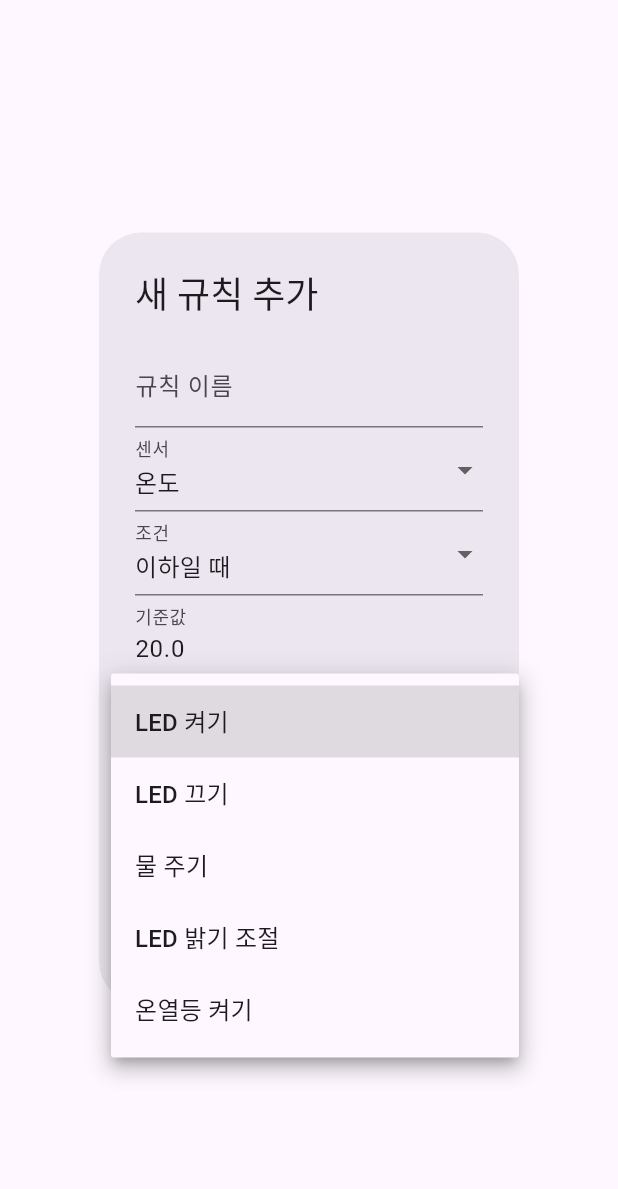
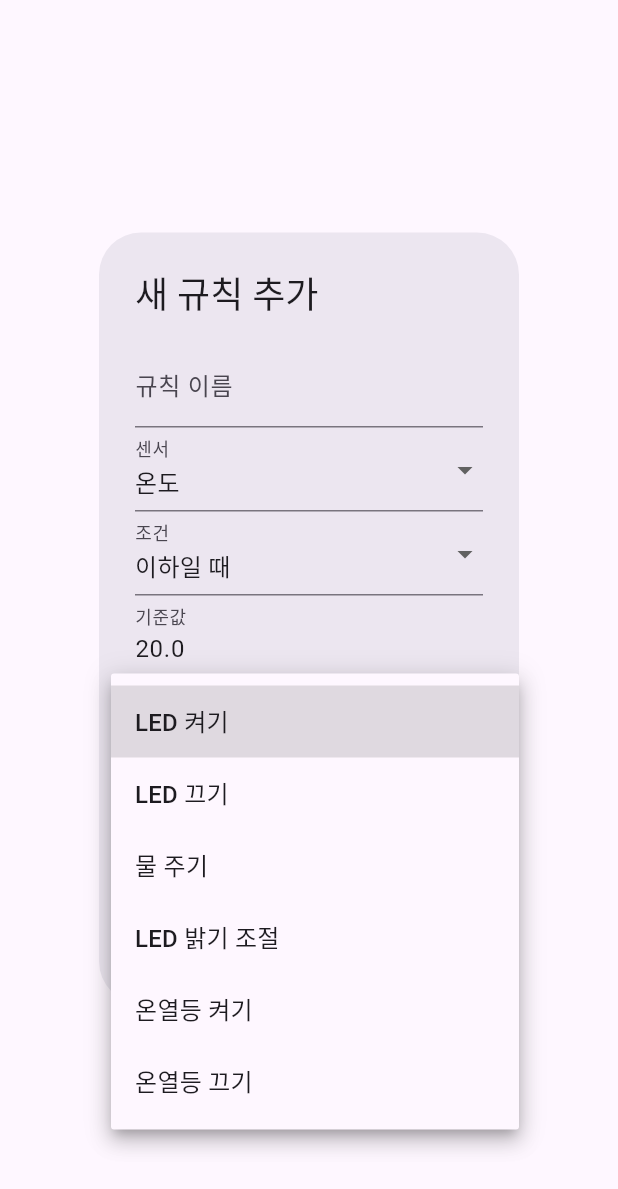
Before and after one commit to KONKUKMATTER/smart_plant_app, a Flutter app: the AutomationRuleDialog widget shown alone on an empty page, opened directly, after a tap on "LED 켜기", on a phone screen of 412 x 824 dp. Shown: the top 1189 px of the screen. Run offline on Flutter 3.47's test engine with Material 3 defaults, Android fonts, the phone set to English and light mode, and no system bars; our stand-ins replace firebase_core, firebase_database, fl_chart, flutter_dotenv, flutter_markdown, shared_preferences; missing offline and left inert: dart_openai; accounts and stored records are empty.

Commit message:
온열등 off 조건 추가

```diff
--- a/lib/widgets/automation_rule_dialog.dart
+++ b/lib/widgets/automation_rule_dialog.dart
@@ -23,7 +23,7 @@ class _AutomationRuleDialogState extends State<AutomationRuleDialog> {
   dynamic _actionValue;
   TimeOfDay? _startTime;
   TimeOfDay? _endTime;
-  bool _useTimeSettings = false; // 👈 시간 설정 활성화 여부를 위한 상태 변수
+  bool _useTimeSettings = false;
 
   @override
   void initState() {
@@ -35,7 +35,6 @@ class _AutomationRuleDialogState extends State<AutomationRuleDialog> {
     _action = widget.rule?.action ?? 'led_on';
     _actionValue = widget.rule?.actionValue;
 
-    // 기존 규칙에 시간 정보가 있으면, 시간 설정 체크박스를 활성화 상태로 시작
     if (widget.rule?.startTime != null && widget.rule?.endTime != null) {
       _useTimeSettings = true;
       _startTime = TimeOfDay(hour: widget.rule!.startTime! ~/ 100, minute: widget.rule!.startTime! % 100);
@@ -54,7 +53,6 @@ class _AutomationRuleDialogState extends State<AutomationRuleDialog> {
             mainAxisSize: MainAxisSize.min,
             crossAxisAlignment: CrossAxisAlignment.start,
             children: [
-              // ... (이름, 센서, 조건, 기준값, 실행 등 다른 입력 필드는 기존과 동일)
               TextFormField(
                 initialValue: _name,
                 decoration: InputDecoration(labelText: '규칙 이름'),
@@ -97,19 +95,18 @@ class _AutomationRuleDialogState extends State<AutomationRuleDialog> {
                   DropdownMenuItem(value: 'pump_on', child: Text('물 주기')),
                   DropdownMenuItem(value: 'led_brightness', child: Text('LED 밝기 조절')),
                   DropdownMenuItem(value: 'heat_led_on', child: Text('온열등 켜기')),
+                  DropdownMenuItem(value: 'heat_led_off', child: Text('온열등 끄기')), // 👈 **'온열등 끄기' 옵션 추가**
                 ],
                 onChanged: (value) => setState(() => _action = value!),
               ),
               if (_action == 'pump_on' || _action == 'led_brightness')
                 TextFormField(
                   initialValue: _actionValue?.toString() ?? '',
-                  decoration: InputDecoration(labelText: _action == 'pump_on' ? '급수량 (ml)' : '밝기'),
+                  decoration: InputDecoration(labelText: _action == 'pump_on' ? '급수량 (ml)' : '밝기 (%)'),
                   keyboardType: TextInputType.number,
                   onSaved: (value) => _actionValue = int.tryParse(value ?? ''),
                 ),
               SizedBox(height: 16),
-
-              // 👇 시간 설정 체크박스 UI
               Row(
                 children: [
                   Checkbox(
@@ -117,7 +114,6 @@ class _AutomationRuleDialogState extends State<AutomationRuleDialog> {
                     onChanged: (value) {
                       setState(() {
                         _useTimeSettings = value ?? false;
-                        // 체크를 해제하면, 저장된 시간 정보를 초기화
                         if (!_useTimeSettings) {
                           _startTime = null;
                           _endTime = null;
@@ -139,8 +135,6 @@ class _AutomationRuleDialogState extends State<AutomationRuleDialog> {
                   ),
                 ],
               ),
-
-              // 👇 체크박스가 선택된 경우에만 시간 설정 UI 표시
               if (_useTimeSettings)
                 Container(
                   padding: const EdgeInsets.symmetric(horizontal: 12, vertical: 8),
@@ -195,7 +189,6 @@ class _AutomationRuleDialogState extends State<AutomationRuleDialog> {
       _formKey.currentState!.save();
       final plantService = context.read<PlantService>();
 
-      // 체크박스가 꺼져있으면 시간 정보를 null로 저장
       final int? startTime = _useTimeSettings ? (_startTime != null ? _startTime!.hour * 100 + _startTime!.minute : null) : null;
       final int? endTime = _useTimeSettings ? (_endTime != null ? _endTime!.hour * 100 + _endTime!.minute : null) : null;
 
```
